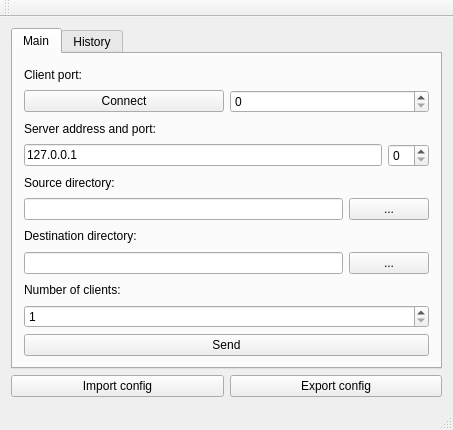
The window that Client/mainwindow.ui (MelissaDiArt/Backup-Distribuido-mdr) describes before a commit, drawn with Qt 5.
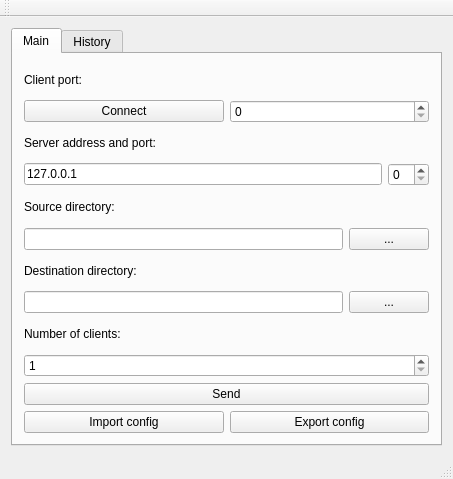
The same window after the commit.

Commit message: Arreglando fallitos

```diff
--- a/Client/mainwindow.ui
+++ b/Client/mainwindow.ui
@@ -7,7 +7,7 @@
     <x>0</x>
     <y>0</y>
     <width>453</width>
-    <height>430</height>
+    <height>479</height>
    </rect>
   </property>
   <property name="windowTitle">
@@ -158,6 +158,24 @@
           </property>
          </widget>
         </item>
+        <item>
+         <layout class="QHBoxLayout" name="horizontalLayout_5">
+          <item>
+           <widget class="QPushButton" name="ImportButton">
+            <property name="text">
+             <string>Import config</string>
+            </property>
+           </widget>
+          </item>
+          <item>
+           <widget class="QPushButton" name="ExportButton">
+            <property name="text">
+             <string>Export config</string>
+            </property>
+           </widget>
+          </item>
+         </layout>
+        </item>
        </layout>
       </widget>
       <widget class="QWidget" name="tab_2">
@@ -179,24 +197,6 @@
       </widget>
      </widget>
     </item>
-    <item>
-     <layout class="QHBoxLayout" name="horizontalLayout_5">
-      <item>
-       <widget class="QPushButton" name="ImportButton">
-        <property name="text">
-         <string>Import config</string>
-        </property>
-       </widget>
-      </item>
-      <item>
-       <widget class="QPushButton" name="ExportButton">
-        <property name="text">
-         <string>Export config</string>
-        </property>
-       </widget>
-      </item>
-     </layout>
-    </item>
    </layout>
   </widget>
   <widget class="QMenuBar" name="menuBar">
```
The commit also changes 2 other files.
